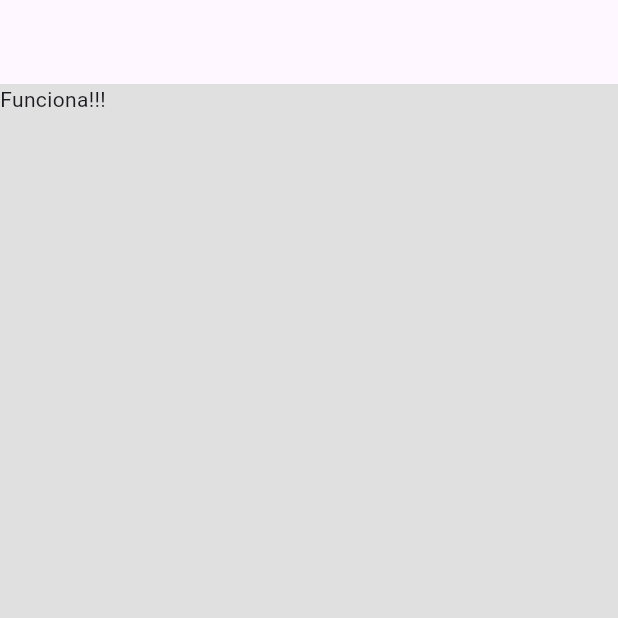
After one commit to Paoli99/PawControl, a Flutter app: the SignUp screen opened directly, on a phone screen of 412 x 824 dp, the top half of it. The commit adds this screen. Run offline on Flutter 3.47's test engine with Material 3 defaults, Android fonts, the phone set to English and light mode, and no system bars; our stand-ins replace font_awesome_flutter, google_fonts.

Commit message:
added routes and login now redirections to signup page

```diff
--- /dev/null
+++ b/lib/screens/auth_ui/sign_up/signup.dart
@@ -0,0 +1,17 @@
+import 'package:flutter/material.dart';
+
+class SignUp extends StatelessWidget {
+  const SignUp({Key? key}) : super(key: key);
+
+  @override
+  Widget build(BuildContext context) {
+    return Scaffold(
+      appBar: AppBar(),
+      body: const Column(
+        children: [
+          Text("Funciona!!!"),
+        ],
+      ),
+    );
+  }
+}
```
Also changed, not shown: lib/constants/colors.dart (+12 -1 lines), lib/constants/fonts.dart (+7 -7 lines), lib/constants/routes.dart (added, +21 -0 lines), lib/screens/auth_ui/login/login.dart (+9 -2 lines), lib/screens/home/home.dart (added).
